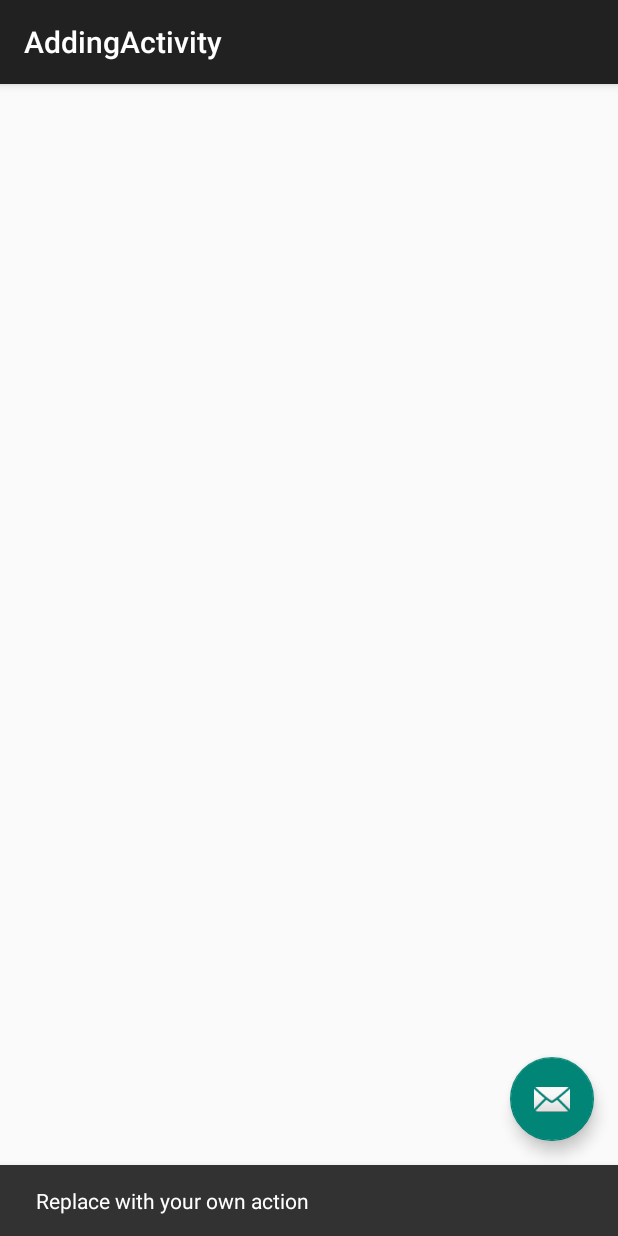
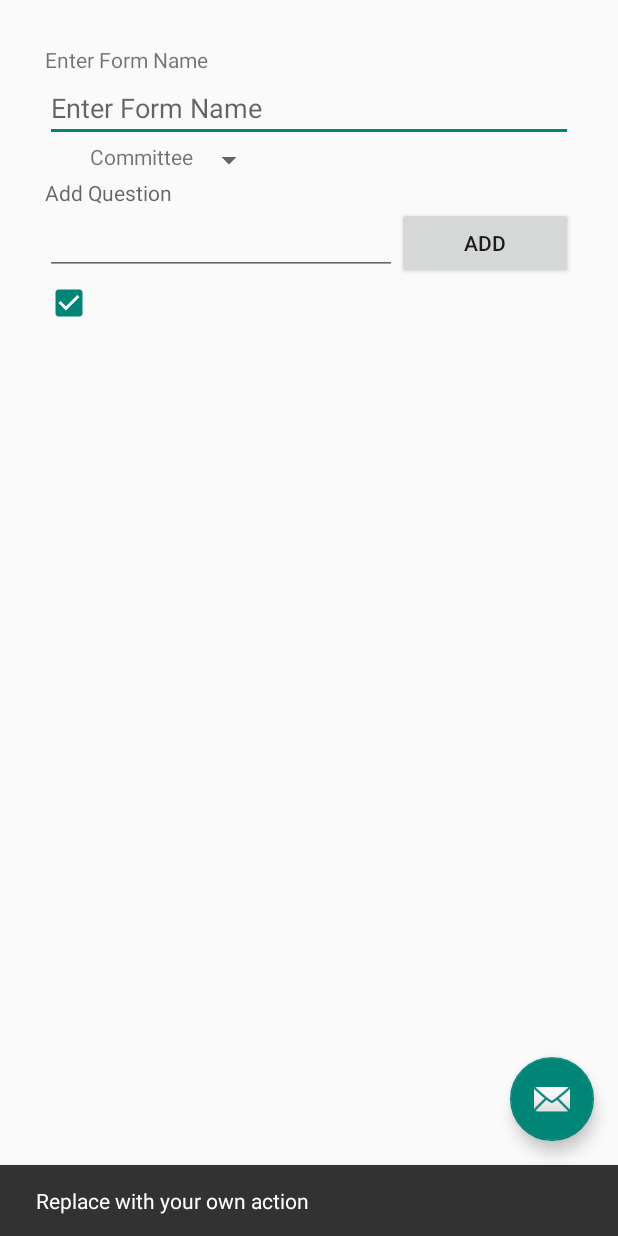
Before and after one commit to mohamedalzahaby/Recruiting_System2, an Android app: the AddingActivity screen opened directly, with no data from a screen before it, after a tap on an icon or button, on a phone screen of 412 x 824 dp. Run offline under Robolectric (Android 15) with nearby library versions, the phone set to English and light mode, and no system bars; 1 other tap on this screen came first.

Commit message:
add form xml

```diff
--- a/app/src/main/java/com/example/recruitingsystem/AddingActivity.java
+++ b/app/src/main/java/com/example/recruitingsystem/AddingActivity.java
@@ -5,19 +5,50 @@ import android.os.Bundle;
 import com.google.android.material.floatingactionbutton.FloatingActionButton;
 import com.google.android.material.snackbar.Snackbar;
 
+import androidx.appcompat.app.ActionBar;
 import androidx.appcompat.app.AppCompatActivity;
-import androidx.appcompat.widget.Toolbar;
+import androidx.fragment.app.FragmentManager;
+import androidx.fragment.app.FragmentTransaction;
+import androidx.recyclerview.widget.DefaultItemAnimator;
+import androidx.recyclerview.widget.LinearLayoutManager;
+import androidx.recyclerview.widget.RecyclerView;
 
+import android.util.Log;
 import android.view.View;
+import android.widget.EditText;
+
+import java.util.ArrayList;
+
+import Adapters.QuestionAdapter;
 
 public class AddingActivity extends AppCompatActivity {
+
+    private EditText question_Edtext;
+    ArrayList<String> questions;
+    QuestionAdapter adapter;
+    RecyclerView recyclerView;
+//    private AddingFragment fragment;
 
     @Override
     protected void onCreate(Bundle savedInstanceState) {
         super.onCreate(savedInstanceState);
         setContentView(R.layout.activity_adding);
-        Toolbar toolbar = findViewById(R.id.toolbar);
-        setSupportActionBar(toolbar);
+
+
+
+
+        question_Edtext = findViewById(R.id.question_Edtext);
+        questions = new ArrayList<>();
+        adapter = new QuestionAdapter(questions);
+        recyclerView = (RecyclerView) findViewById(R.id.rvQuestions);
+        recyclerView.setAdapter(adapter);
+        recyclerView.setLayoutManager(new LinearLayoutManager(this));
+
+//        Toolbar toolbar = findViewById(R.id.toolbar);
+//        setSupportActionBar(toolbar);
+
+        ActionBar actionBar = getSupportActionBar();
+//        actionBar.setDisplayHomeAsUpEnabled(true);
 
         FloatingActionButton fab = findViewById(R.id.fab);
         fab.setOnClickListener(new View.OnClickListener() {
@@ -29,4 +60,30 @@ public class AddingActivity extends AppCompatActivity {
         });
     }
 
+
+
+
+    public void addQuestion(View view) {
+        BlankFragment fragment = new BlankFragment();
+        FragmentManager fm = getSupportFragmentManager();
+        FragmentTransaction ft = fm.beginTransaction();
+        ft.replace(R.id.fragmentQuestions, fragment);
+        ft.commit();
+
+        String question = question_Edtext.getText().toString();
+//        questions.add(question);
+        adapter.addQuestions(question);
+        adapter.notifyDataSetChanged();
+
+        recyclerView.setItemAnimator(new DefaultItemAnimator());
+
+
+
+
+
+    }
+
+    public void send(View view) {
+
+    }
 }
--- /dev/null
+++ b/app/src/main/java/com/example/recruitingsystem/BlankFragment.java
@@ -0,0 +1,31 @@
+package com.example.recruitingsystem;
+
+
+import android.os.Bundle;
+
+import androidx.fragment.app.Fragment;
+
+import android.view.LayoutInflater;
+import android.view.View;
+import android.view.ViewGroup;
+
+
+/**
+ * A simple {@link Fragment} subclass.
+ */
+public class BlankFragment extends Fragment {
+
+
+    public BlankFragment() {
+        // Required empty public constructor
+    }
+
+
+    @Override
+    public View onCreateView(LayoutInflater inflater, ViewGroup container,
+                             Bundle savedInstanceState) {
+        // Inflate the layout for this fragment
+        return inflater.inflate(R.layout.fragment_blank, container, false);
+    }
+
+}
--- a/app/src/main/java/com/example/recruitingsystem/HomeActivity.java
+++ b/app/src/main/java/com/example/recruitingsystem/HomeActivity.java
@@ -83,8 +83,9 @@ public class HomeActivity extends AppCompatActivity {
     }
 
     public void fab(View view) {
-        Snackbar.make(view, "Here's a Snackbar", Snackbar.LENGTH_LONG)
-                .setAction("Action", null).show();
+        startActivity(new Intent(this,AddingActivity.class));
+//        Snackbar.make(view, "Here's a Snackbar", Snackbar.LENGTH_LONG)
+//                .setAction("Action", null).show();
     }
 
 
--- a/app/src/main/java/com/example/recruitingsystem/HomeFragment.java
+++ b/app/src/main/java/com/example/recruitingsystem/HomeFragment.java
@@ -40,9 +40,4 @@ public class HomeFragment extends Fragment {
 
     }
 
-//    public void mywatashiwahello(View view)
-//    {
-////        if (this.fragment)
-//        Toast.makeText(getContext(), "watashiwaaaaaaaaaaaaaaa", Toast.LENGTH_SHORT).show();
-//    }
 }
--- a/app/src/main/java/com/example/recruitingsystem/MainActivity.java
+++ b/app/src/main/java/com/example/recruitingsystem/MainActivity.java
@@ -146,7 +146,7 @@ public class MainActivity extends AppCompatActivity {
         FragmentTransaction ft = fm.beginTransaction();
         ft.replace(R.id.fragment1,fragment);
         ft.commit();
-        Log.d(TAG, "viewMainFragment: start");
+        Log.d(TAG, "viewMainFragment: end");
     }
 
     public void viewMainFragmentbyid(int layoutFragment)
--- a/app/src/main/java/com/example/recruitingsystem/MainFragment.java
+++ b/app/src/main/java/com/example/recruitingsystem/MainFragment.java
@@ -69,11 +69,6 @@ public class MainFragment extends Fragment {
 
     }
 
-//    public void mywatashiwahello(View view)
-//    {
-////        if (this.fragment)
-//        Toast.makeText(getContext(), "watashiwaaaaaaaaaaaaaaa", Toast.LENGTH_SHORT).show();
-//    }
 
 
 
--- a/app/src/main/res/layout/activity_adding.xml
+++ b/app/src/main/res/layout/activity_adding.xml
@@ -6,19 +6,7 @@
     android:layout_height="match_parent"
     tools:context=".AddingActivity">
 
-    <com.google.android.material.appbar.AppBarLayout
-        android:layout_width="match_parent"
-        android:layout_height="wrap_content"
-        android:theme="@style/AppBarOverlay">
 
-        <androidx.appcompat.widget.Toolbar
-            android:id="@+id/toolbar"
-            android:layout_width="match_parent"
-            android:layout_height="?attr/actionBarSize"
-            android:background="?attr/colorPrimary"
-            app:popupTheme="@style/PopupOverlay" />
-
-    </com.google.android.material.appbar.AppBarLayout>
 
     <include layout="@layout/content_adding" />
 
@@ -28,6 +16,7 @@
         android:layout_height="wrap_content"
         android:layout_gravity="bottom|end"
         android:layout_margin="@dimen/fab_margin"
+        android:onClick="send"
         app:srcCompat="@android:drawable/ic_dialog_email" />
 
 </androidx.coordinatorlayout.widget.CoordinatorLayout>
--- a/app/src/main/res/layout/content_adding.xml
+++ b/app/src/main/res/layout/content_adding.xml
@@ -1,11 +1,87 @@
 <?xml version="1.0" encoding="utf-8"?>
-<androidx.constraintlayout.widget.ConstraintLayout xmlns:android="http://schemas.android.com/apk/res/android"
+<LinearLayout xmlns:android="http://schemas.android.com/apk/res/android"
     xmlns:app="http://schemas.android.com/apk/res-auto"
     xmlns:tools="http://schemas.android.com/tools"
     android:layout_width="match_parent"
     android:layout_height="match_parent"
     app:layout_behavior="@string/appbar_scrolling_view_behavior"
     tools:context=".AddingActivity"
+    android:orientation="vertical"
     tools:showIn="@layout/activity_adding">
 
-</androidx.constraintlayout.widget.ConstraintLayout>
+
+    <TextView
+        android:id="@+id/txt_name"
+        android:layout_marginTop="30dp"
+        android:layout_width="wrap_content"
+        android:layout_height="wrap_content"
+        android:text="Enter Form Name"
+        android:layout_marginLeft="30dp" />
+
+    <EditText
+        android:id="@+id/formName"
+        android:layout_width="match_parent"
+        android:layout_height="wrap_content"
+        android:hint="Enter Form Name"
+        android:layout_marginHorizontal="30dp" />
+
+
+    <LinearLayout
+        android:layout_width="match_parent"
+        android:layout_height="wrap_content"
+        android:layout_marginHorizontal="30dp"
+        android:orientation="horizontal">
+
+        <TextView
+            android:id="@+id/txt_Committee"
+            android:layout_width="wrap_content"
+            android:layout_height="wrap_content"
+            android:text="Committee"
+            android:layout_marginLeft="30dp" />
+
+        <Spinner
+            android:id="@+id/spinner"
+            android:layout_width="wrap_content"
+            android:layout_height="wrap_content" />
+    </LinearLayout>
+
+
+    <TextView
+        android:id="@+id/addQuestion"
+        android:layout_width="match_parent"
+        android:layout_height="wrap_content"
+        android:hint="Add Question"
+        android:layout_marginHorizontal="30dp"/>
+
+    <LinearLayout
+        android:layout_width="match_parent"
+        android:layout_height="wrap_content"
+        android:layout_marginHorizontal="30dp"
+        android:orientation="horizontal">
+
+        <EditText
+            android:id="@+id/question_Edtext"
+            android:layout_width="0dp"
+            android:layout_height="wrap_content"
+            android:layout_weight="4" />
+
+        <Button
+            android:id="@+id/btn_Add_Question"
+            android:layout_width="0dp"
+            android:layout_height="wrap_content"
+            android:layout_weight="2"
+            android:text="add"
+            android:onClick="addQuestion"/>
+
+    </LinearLayout>
+
+    <fragment
+        android:id="@+id/fragmentQuestions"
+        android:name="com.example.recruitingsystem.BlankFragment"
+        android:layout_width="match_parent"
+        android:layout_height="wrap_content"
+        android:layout_marginHorizontal="30dp"/>
+
+
+
+</LinearLayout>
--- /dev/null
+++ b/app/src/main/res/layout/fragment_blank.xml
@@ -0,0 +1,13 @@
+<?xml version="1.0" encoding="utf-8"?>
+<FrameLayout xmlns:android="http://schemas.android.com/apk/res/android"
+    xmlns:tools="http://schemas.android.com/tools"
+    android:layout_width="match_parent"
+    android:layout_height="match_parent"
+    tools:context=".BlankFragment">
+
+    <androidx.recyclerview.widget.RecyclerView
+        android:id="@+id/rvQuestions"
+        android:layout_width="match_parent"
+        android:layout_height="wrap_content"/>
+
+</FrameLayout>
--- a/app/src/main/res/layout/fragment_form.xml
+++ b/app/src/main/res/layout/fragment_form.xml
@@ -10,6 +10,7 @@ tools:context=".HomeActivity">
     <androidx.recyclerview.widget.RecyclerView
         android:id="@+id/forms_List"
         android:layout_width="match_parent"
+
         android:layout_height="match_parent"/>
 
         <com.google.android.material.floatingactionbutton.FloatingActionButton
--- a/app/src/main/res/layout/list_of_forms.xml
+++ b/app/src/main/res/layout/list_of_forms.xml
@@ -3,7 +3,7 @@
     xmlns:tools="http://schemas.android.com/tools"
     android:orientation="vertical"
     android:layout_width="match_parent"
-    android:layout_height="match_parent">
+    android:layout_height="wrap_content">
 
     <Button
         android:id="@+id/formItem"
--- /dev/null
+++ b/app/src/main/res/layout/list_of_questions.xml
@@ -0,0 +1,13 @@
+<?xml version="1.0" encoding="utf-8"?>
+<LinearLayout xmlns:android="http://schemas.android.com/apk/res/android"
+    android:orientation="vertical" android:layout_width="match_parent"
+    android:layout_height="match_parent">
+
+    <CheckBox
+        android:id="@+id/checkBox"
+        android:layout_width="match_parent"
+        android:layout_height="wrap_content"
+        android:text="CheckBox"
+        android:checked="true"/>
+
+</LinearLayout>
```
Also changed, not shown: app/src/main/java/Adapters/QuestionAdapter.java (added, +64 -0 lines), app/src/main/res/layout/fragment_question.xml (added, +12 -0 lines).
